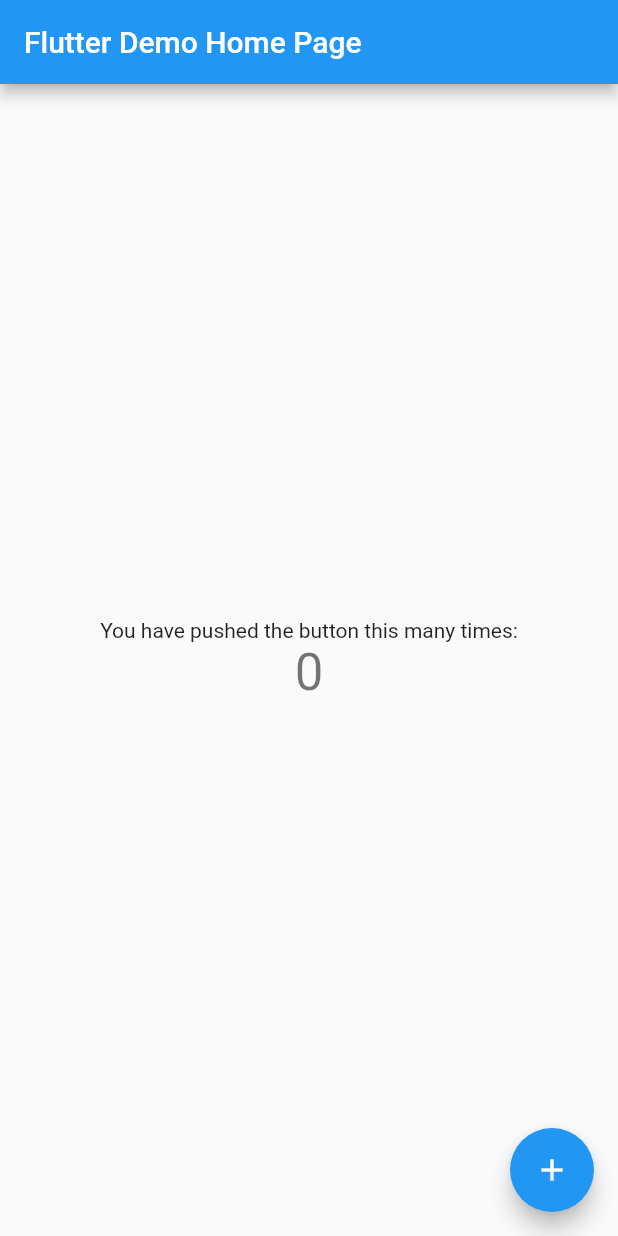
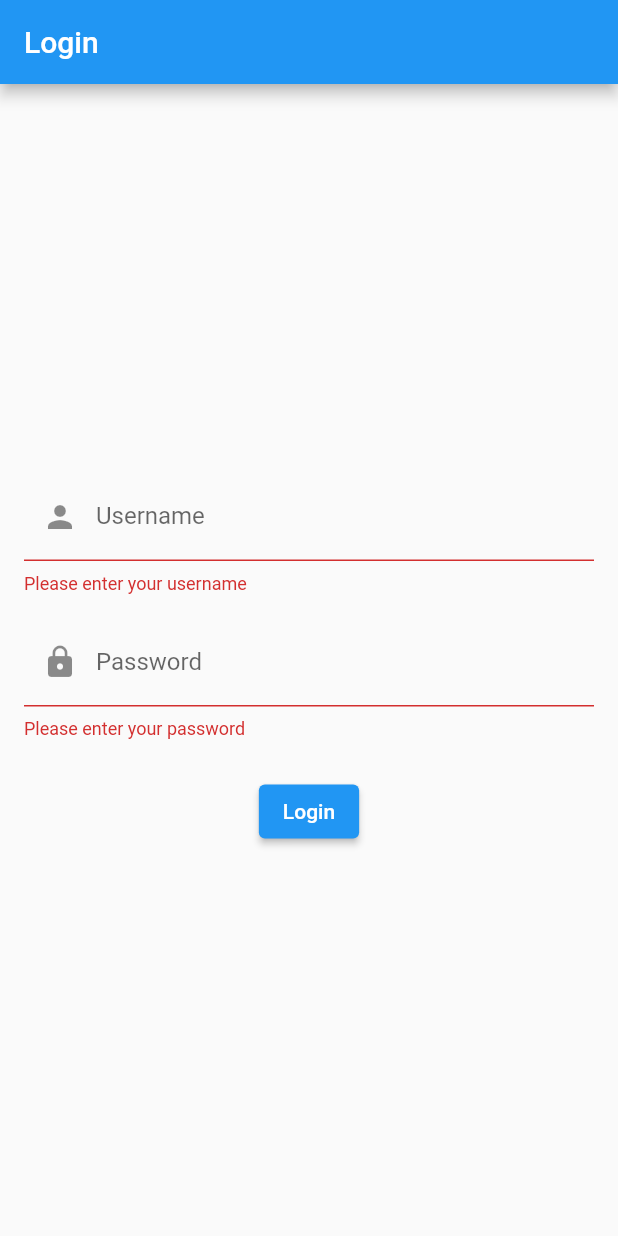
Before and after one commit to XxFChen/budgetpal_02808, a Flutter app: the screen it shows after launch, on a phone screen of 412 x 824 dp. Run offline on Flutter 3.47's test engine with Material 2 defaults, Android fonts, the phone set to English and light mode, and no system bars; our stand-ins replace flutter_bloc.

Commit message:
Initial commit

```diff
--- /dev/null
+++ b/lib/login_page.dart
@@ -0,0 +1,90 @@
+import 'package:flutter/material.dart';
+import 'main_page.dart'; // 导入 main_page.dart
+
+class LoginPage extends StatefulWidget {
+  const LoginPage({Key? key}) : super(key: key); // 添加 key 参数
+
+  @override
+  // ignore: library_private_types_in_public_api
+  _LoginPageState createState() => _LoginPageState();
+}
+
+class _LoginPageState extends State<LoginPage> {
+  final TextEditingController _usernameController = TextEditingController();
+  final TextEditingController _passwordController = TextEditingController();
+
+  String? _validateUsername(String? value) {
+    if (value == null || value.isEmpty) {
+      return 'Please enter your username';
+    }
+    return null;
+  }
+
+  String? _validatePassword(String? value) {
+    if (value == null || value.isEmpty) {
+      return 'Please enter your password';
+    }
+    return null;
+  }
+
+  void _onLoginPressed(BuildContext context) {
+    final username = _usernameController.text;
+    final password = _passwordController.text;
+
+    // 在这里添加验证用户名和密码的逻辑
+    if (_validateUsername(username) == null && _validatePassword(password) == null) {
+      // 验证通过，导航到 MainPage
+      Navigator.push(
+        context,
+        MaterialPageRoute(builder: (context) => const MainPage()),
+      );
+    } else {
+      // 显示错误信息
+      ScaffoldMessenger.of(context).showSnackBar(
+        const SnackBar(content: Text('Invalid username or password')),
+      );
+    }
+  }
+
+  @override
+  Widget build(BuildContext context) {
+    return Scaffold(
+      appBar: AppBar(
+        title: const Text('Login'),
+      ),
+      body: Padding(
+        padding: const EdgeInsets.all(16.0),
+        child: Column(
+          mainAxisAlignment: MainAxisAlignment.center,
+          children: [
+            TextField(
+              controller: _usernameController,
+              decoration: InputDecoration(
+                labelText: 'Username',
+                hintText: 'Enter your username',
+                prefixIcon: const Icon(Icons.person),
+                errorText: _validateUsername(_usernameController.text),
+              ),
+            ),
+            const SizedBox(height: 16.0),
+            TextField(
+              controller: _passwordController,
+              decoration: InputDecoration(
+                labelText: 'Password',
+                hintText: 'Enter your password',
+                prefixIcon: const Icon(Icons.lock),
+                errorText: _validatePassword(_passwordController.text),
+              ),
+              obscureText: true,
+            ),
+            const SizedBox(height: 24.0),
+            ElevatedButton(
+              onPressed: () => _onLoginPressed(context),
+              child: const Text('Login'),
+            ),
+          ],
+        ),
+      ),
+    );
+  }
+}
--- a/lib/main.dart
+++ b/lib/main.dart
@@ -1,115 +1,23 @@
 import 'package:flutter/material.dart';
+import 'package:budgetpal/login_page.dart';
+import 'package:budgetpal/main_page.dart';
 
 void main() {
   runApp(const MyApp());
 }
 
 class MyApp extends StatelessWidget {
-  const MyApp({super.key});
+  const MyApp({Key? key}) : super(key: key);
 
   // This widget is the root of your application.
   @override
   Widget build(BuildContext context) {
     return MaterialApp(
-      title: 'Flutter Demo',
+      title: 'BudgetPal',
       theme: ThemeData(
-        // This is the theme of your application.
-        //
-        // Try running your application with "flutter run". You'll see the
-        // application has a blue toolbar. Then, without quitting the app, try
-        // changing the primarySwatch below to Colors.green and then invoke
-        // "hot reload" (press "r" in the console where you ran "flutter run",
-        // or simply save your changes to "hot reload" in a Flutter IDE).
-        // Notice that the counter didn't reset back to zero; the application
-        // is not restarted.
         primarySwatch: Colors.blue,
       ),
-      home: const MyHomePage(title: 'Flutter Demo Home Page'),
+      home: const LoginPage(),
     );
   }
 }
-
-class MyHomePage extends StatefulWidget {
-  const MyHomePage({super.key, required this.title});
-
-  // This widget is the home page of your application. It is stateful, meaning
-  // that it has a State object (defined below) that contains fields that affect
-  // how it looks.
-
-  // This class is the configuration for the state. It holds the values (in this
-  // case the title) provided by the parent (in this case the App widget) and
-  // used by the build method of the State. Fields in a Widget subclass are
-  // always marked "final".
-
-  final String title;
-
-  @override
-  State<MyHomePage> createState() => _MyHomePageState();
-}
-
-class _MyHomePageState extends State<MyHomePage> {
-  int _counter = 0;
-
-  void _incrementCounter() {
-    setState(() {
-      // This call to setState tells the Flutter framework that something has
-      // changed in this State, which causes it to rerun the build method below
-      // so that the display can reflect the updated values. If we changed
-      // _counter without calling setState(), then the build method would not be
-      // called again, and so nothing would appear to happen.
-      _counter++;
-    });
-  }
-
-  @override
-  Widget build(BuildContext context) {
-    // This method is rerun every time setState is called, for instance as done
-    // by the _incrementCounter method above.
-    //
-    // The Flutter framework has been optimized to make rerunning build methods
-    // fast, so that you can just rebuild anything that needs updating rather
-    // than having to individually change instances of widgets.
-    return Scaffold(
-      appBar: AppBar(
-        // Here we take the value from the MyHomePage object that was created by
-        // the App.build method, and use it to set our appbar title.
-        title: Text(widget.title),
-      ),
-      body: Center(
-        // Center is a layout widget. It takes a single child and positions it
-        // in the middle of the parent.
-        child: Column(
-          // Column is also a layout widget. It takes a list of children and
-          // arranges them vertically. By default, it sizes itself to fit its
-          // children horizontally, and tries to be as tall as its parent.
-          //
-          // Invoke "debug painting" (press "p" in the console, choose the
-          // "Toggle Debug Paint" action from the Flutter Inspector in Android
-          // Studio, or the "Toggle Debug Paint" command in Visual Studio Code)
-          // to see the wireframe for each widget.
-          //
-          // Column has various properties to control how it sizes itself and
-          // how it positions its children. Here we use mainAxisAlignment to
-          // center the children vertically; the main axis here is the vertical
-          // axis because Columns are vertical (the cross axis would be
-          // horizontal).
-          mainAxisAlignment: MainAxisAlignment.center,
-          children: <Widget>[
-            const Text(
-              'You have pushed the button this many times:',
-            ),
-            Text(
-              '$_counter',
-              style: Theme.of(context).textTheme.headlineMedium,
-            ),
-          ],
-        ),
-      ),
-      floatingActionButton: FloatingActionButton(
-        onPressed: _incrementCounter,
-        tooltip: 'Increment',
-        child: const Icon(Icons.add),
-      ), // This trailing comma makes auto-formatting nicer for build methods.
-    );
-  }
-}
--- a/pubspec.yaml
+++ b/pubspec.yaml
@@ -35,6 +35,8 @@
   # The following adds the Cupertino Icons font to your application.
   # Use with the CupertinoIcons class for iOS style icons.
   cupertino_icons: ^1.0.2
+  flutter_bloc: ^8.1.2
+  firebase_auth: ^4.4.2
 
 dev_dependencies:
   flutter_test:
```
Also changed, not shown: lib/bloc/account_bloc.dart (added, +71 -0 lines), lib/bloc/account_event.dart (added, +23 -0 lines), lib/bloc/account_state.dart (added, +14 -0 lines), lib/main_page.dart (added, +71 -0 lines), lib/model/account.dart (added, +13 -0 lines), lib/repository/account_repository.dart (added, +20 -0 lines), lib/add_account_page.dart (added), lib/register_page.dart (added), pubspec.lock, 7 other files.
